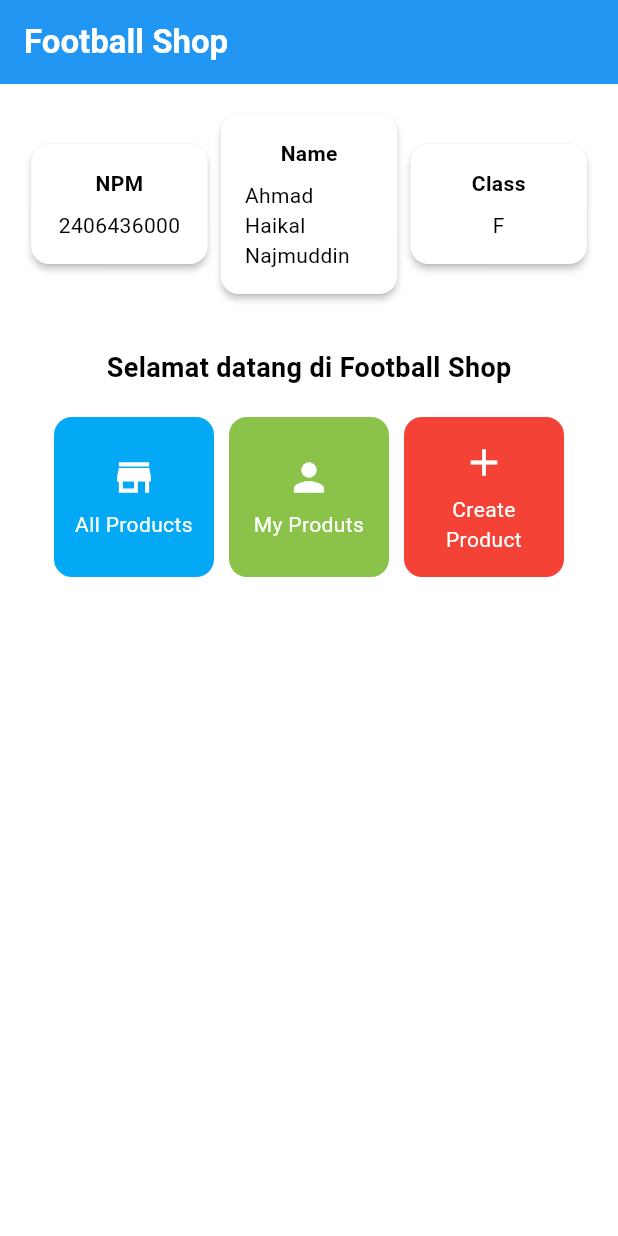
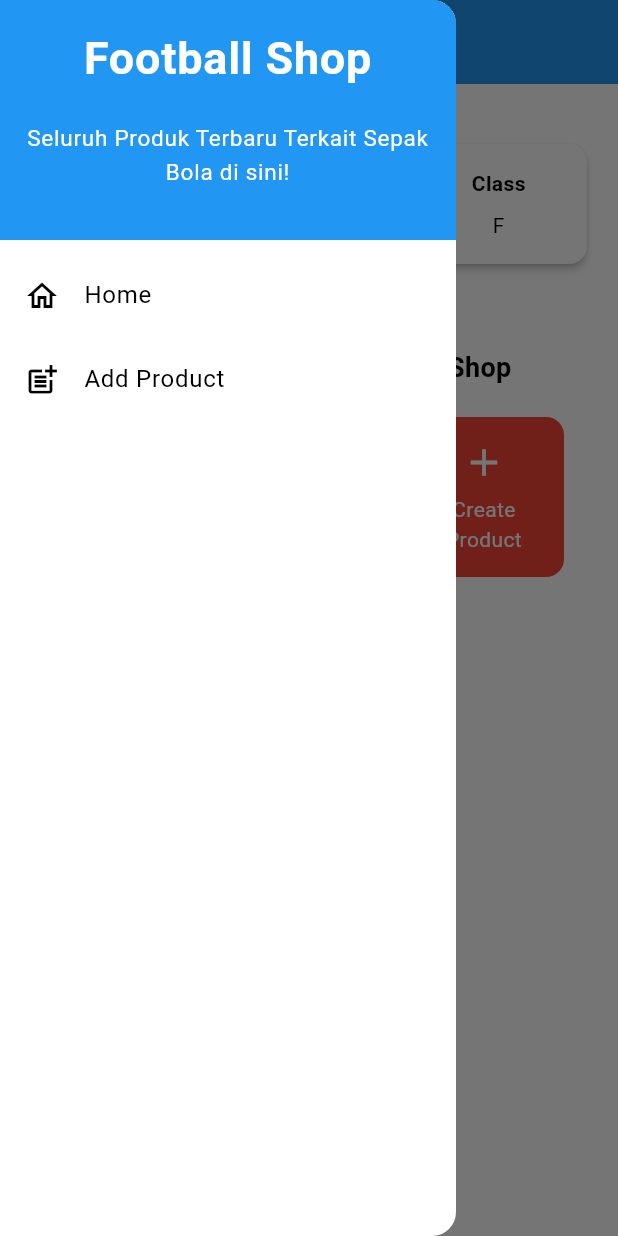
Before and after one commit to Kallln/football-shop, a Flutter app: the screen it shows after launch, with the side drawer open (before the commit the screen has no drawer), on a phone screen of 412 x 824 dp. Run offline on Flutter 3.47's test engine with Material 3 defaults, Android fonts, the phone set to English and light mode, and no system bars.

Commit message:
Progres Tugas 8: Selesai drawer, 1/3 form tambah produk

```diff
--- a/lib/main.dart
+++ b/lib/main.dart
@@ -1,5 +1,5 @@
 import 'package:flutter/material.dart';
-import 'package:football_shop/menu.dart';
+import 'package:football_shop/screens/menu.dart';
 
 
 void main() {
--- a/lib/menu.dart
+++ b/lib/screens/menu.dart
@@ -1,4 +1,5 @@
 import 'package:flutter/material.dart';
+import 'package:football_shop/widgets/left_drawer.dart';
 
 class MyHomePage extends StatelessWidget {
     MyHomePage({super.key}); //sudah ada pada code sebelumnya
@@ -29,6 +30,10 @@ class MyHomePage extends StatelessWidget {
         // Warna latar belakang AppBar diambil dari skema warna tema aplikasi.
         backgroundColor: Theme.of(context).colorScheme.primary,
       ),
+
+      // drawer
+      drawer: LeftDrawer(),
+
       // Body halaman dengan padding di sekelilingnya.
       body: Padding(
         padding: const EdgeInsets.all(16.0),
--- /dev/null
+++ b/lib/widgets/left_drawer.dart
@@ -0,0 +1,76 @@
+import 'package:flutter/material.dart';
+import 'package:football_shop/screens/menu.dart';
+import 'package:football_shop/screens/productlist_form.dart';
+
+
+class LeftDrawer extends StatelessWidget {
+  const LeftDrawer({super.key});
+
+  @override
+  Widget build(BuildContext context) {
+    return Drawer(
+      child: ListView(
+        children: [
+          const DrawerHeader(
+            // TODO: Bagian drawer header
+            decoration: BoxDecoration(
+            color: Colors.blue,
+          ),
+          child: Column(
+            children: [
+              Text(
+                'Football Shop',
+                textAlign: TextAlign.center,
+                style: TextStyle(
+                  fontSize: 30,
+                  fontWeight: FontWeight.bold,
+                  color: Colors.white,
+                ),
+              ),
+              Padding(padding: EdgeInsets.all(10)),
+              Text("Seluruh Produk Terbaru Terkait Sepak Bola di sini!",
+                  // TODO: Tambahkan gaya teks dengan center alignment, font ukuran 15, warna putih, dan weight biasa
+                  style: TextStyle(
+                    fontSize: 15,
+                    color: Colors.white,
+                    fontWeight: FontWeight.normal,
+                  ),
+                  textAlign: TextAlign.center,
+                  ),
+            ],
+          ),
+          ),
+          // TODO: Bagian routing
+          ListTile(
+            leading: const Icon(Icons.home_outlined),
+            title: const Text('Home'),
+            // Bagian redirection ke MyHomePage
+            onTap: () {
+              Navigator.pushReplacement(
+                  context,
+                  MaterialPageRoute(
+                    builder: (context) => MyHomePage(),
+                  ));
+            },
+          ),
+          ListTile(
+            leading: const Icon(Icons.post_add),
+            title: const Text('Add Product'),
+            // Bagian redirection ke ProductFormPage
+            onTap: () {
+              /*
+              TODO: Buatlah routing ke ProductFormPage di sini,
+              setelah halaman ProductFormPage sudah dibuat.
+              */
+              Navigator.pushReplacement(
+                  context,
+                  MaterialPageRoute(
+                    builder: (context) => ProductFormPage(),
+                  ));
+            },
+          ),
+        ],
+      ),
+    );
+  }
+}
```
Also changed, not shown: lib/screens/productlist_form.dart (added, +45 -0 lines), lib/widgets/product_card.dart (added).
